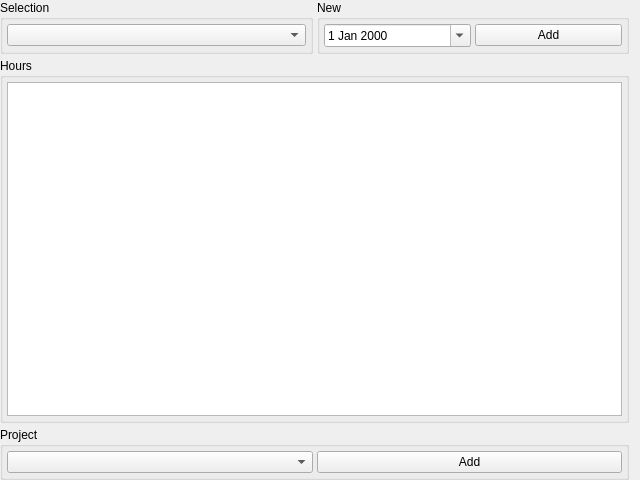
The window that HourGlass/forms/WWorkHours.ui (CaSchmidt/HourGlass) describes before a commit, drawn with Qt 5.
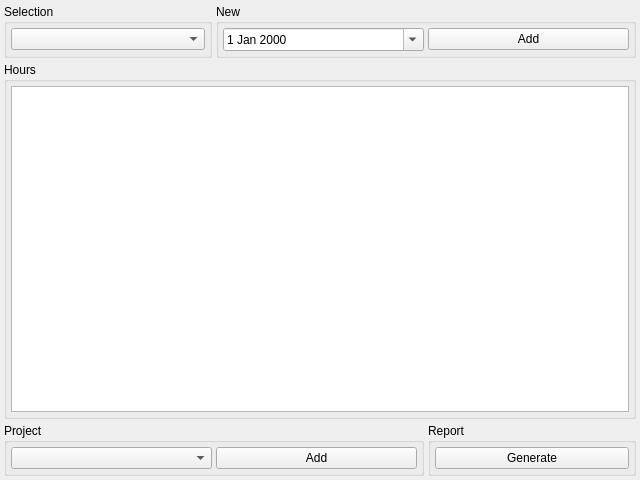
The same window after the commit.

Commit message: Begin report generator.

What changed in the file:
```diff
--- a/HourGlass/forms/WWorkHours.ui
+++ b/HourGlass/forms/WWorkHours.ui
@@ -15,13 +15,16 @@
   </property>
   <layout class="QGridLayout" name="gridLayout">
    <property name="leftMargin">
-    <number>0</number>
+    <number>4</number>
    </property>
    <property name="topMargin">
-    <number>0</number>
+    <number>4</number>
+   </property>
+   <property name="rightMargin">
+    <number>4</number>
    </property>
    <property name="bottomMargin">
-    <number>0</number>
+    <number>4</number>
    </property>
    <property name="spacing">
     <number>4</number>
@@ -53,7 +56,7 @@
      </layout>
     </widget>
    </item>
-   <item row="0" column="1">
+   <item row="0" column="1" colspan="2">
     <widget class="QGroupBox" name="groupBox">
      <property name="title">
       <string>New</string>
@@ -91,7 +94,7 @@
      </layout>
     </widget>
    </item>
-   <item row="1" column="0" colspan="2">
+   <item row="1" column="0" colspan="3">
     <widget class="QGroupBox" name="hoursGroup">
      <property name="title">
       <string>Hours</string>
@@ -165,6 +168,37 @@
      </layout>
     </widget>
    </item>
+   <item row="2" column="2">
+    <widget class="QGroupBox" name="groupBox_3">
+     <property name="title">
+      <string>Report</string>
+     </property>
+     <layout class="QVBoxLayout" name="verticalLayout_3">
+      <property name="spacing">
+       <number>4</number>
+      </property>
+      <property name="leftMargin">
+       <number>4</number>
+      </property>
+      <property name="topMargin">
+       <number>4</number>
+      </property>
+      <property name="rightMargin">
+       <number>4</number>
+      </property>
+      <property name="bottomMargin">
+       <number>4</number>
+      </property>
+      <item>
+       <widget class="QPushButton" name="generateReportButton">
+        <property name="text">
+         <string>Generate</string>
+        </property>
+       </widget>
+      </item>
+     </layout>
+    </widget>
+   </item>
   </layout>
  </widget>
  <tabstops>
```
Left out of the diff: 1 changed line with no effect on the pictures. The commit also changes 6 other files.
